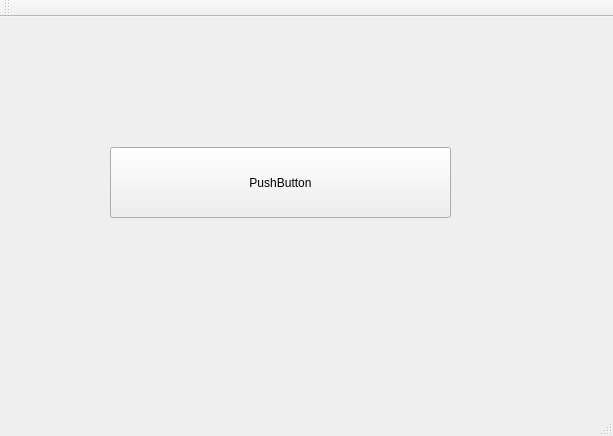
Hortule/secured_yad, file mainwindow.ui: the form before one commit.
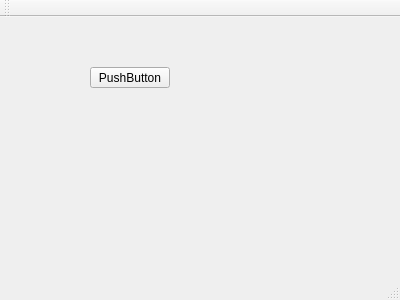
The form after the commit.

```diff
--- a/mainwindow.ui
+++ b/mainwindow.ui
@@ -6,8 +6,8 @@
    <rect>
     <x>0</x>
     <y>0</y>
-    <width>613</width>
-    <height>436</height>
+    <width>400</width>
+    <height>300</height>
    </rect>
   </property>
   <property name="windowTitle">
@@ -17,10 +17,10 @@
    <widget class="QPushButton" name="pushButton">
     <property name="geometry">
      <rect>
-      <x>110</x>
-      <y>130</y>
-      <width>341</width>
-      <height>71</height>
+      <x>90</x>
+      <y>50</y>
+      <width>80</width>
+      <height>21</height>
      </rect>
     </property>
     <property name="text">
```
Left out of the diff: 4 changed lines with no effect on the pictures.
